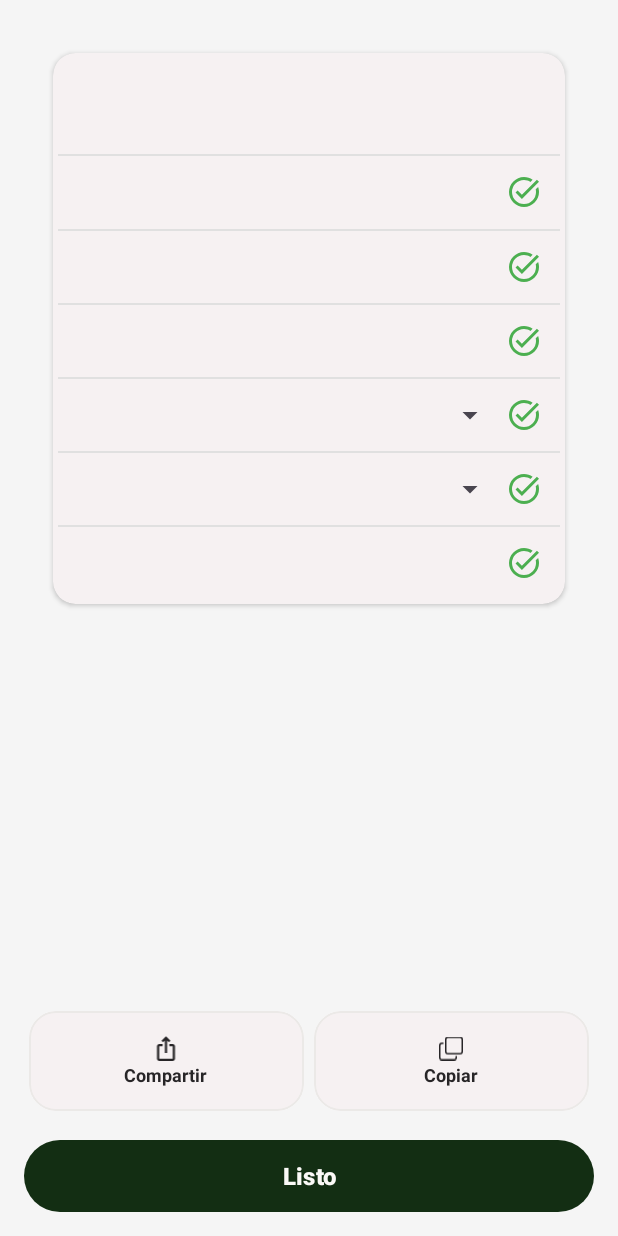
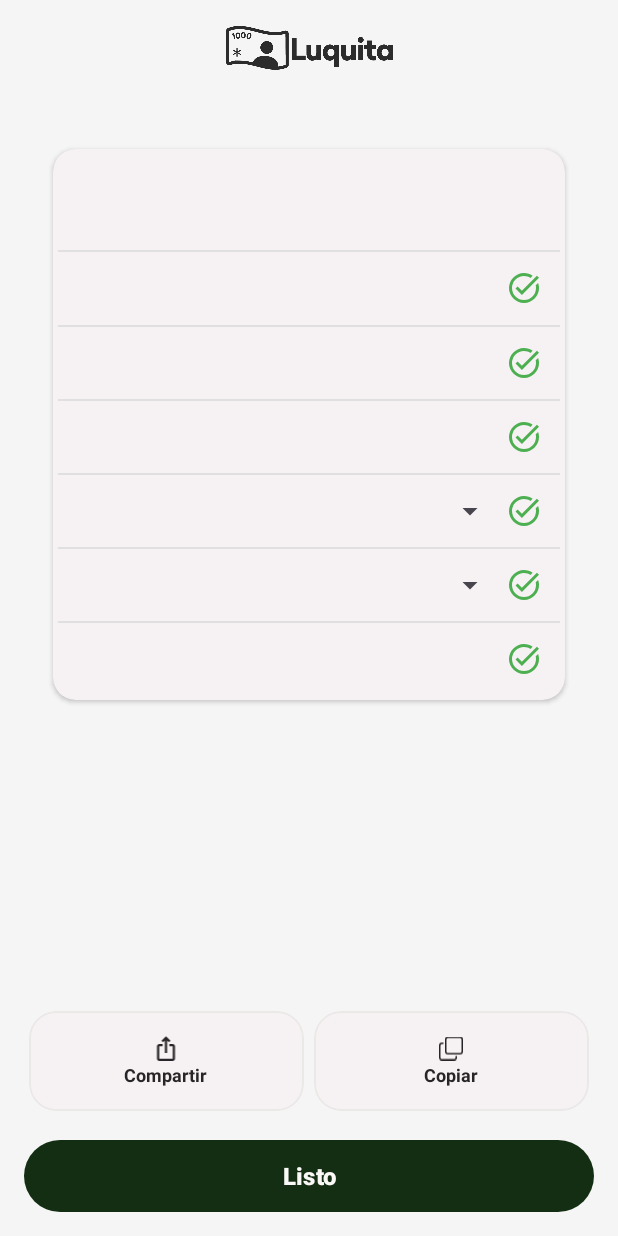
Before and after one commit to vhodacl/Luquita, an Android app: the ResultActivity screen opened directly, with no data from a screen before it, on a phone screen of 412 x 824 dp. Run offline under Robolectric (Android 15) with nearby library versions, the phone set to English and light mode, and no system bars; 1 statement that could not run was skipped.

Commit message:
update logo and appbar en result

```diff
--- a/app/src/main/res/layout/activity_main.xml
+++ b/app/src/main/res/layout/activity_main.xml
@@ -25,8 +25,6 @@
         android:layout_gravity="center"
         app:cardBackgroundColor="@color/md_theme_tertiary"/>
     </com.google.android.material.appbar.MaterialToolbar>
-
-
 
 
     <RelativeLayout
--- a/app/src/main/res/layout/activity_result.xml
+++ b/app/src/main/res/layout/activity_result.xml
@@ -6,6 +6,27 @@
     android:layout_height="match_parent"
     android:background="#F5F5F5"
     tools:context=".ResultActivity">
+
+    <com.google.android.material.appbar.MaterialToolbar
+        android:id="@+id/toolbar3"
+        android:layout_width="match_parent"
+        android:layout_height="?attr/actionBarSize"
+        android:background="@android:color/transparent"
+        android:textAlignment="center"
+        app:titleCentered="true">
+
+        <!-- ImageView con tamaño fijo y escala adaptable -->
+        <ImageView
+            android:id="@+id/toolbar_image"
+            android:layout_width="114dp"
+            android:layout_height="60dp"
+            android:contentDescription="@string/app_name"
+            android:src="@drawable/luquitalogocompleto"
+            android:scaleType="fitCenter"
+            android:layout_gravity="center"
+            app:cardBackgroundColor="@color/md_theme_tertiary"/>
+    </com.google.android.material.appbar.MaterialToolbar>
+
 
     <!-- CardView contenedor para mostrar los datos -->
     <androidx.cardview.widget.CardView
@@ -17,7 +38,7 @@
         app:cardCornerRadius="15dp"
         app:layout_constraintEnd_toEndOf="parent"
         app:layout_constraintStart_toStartOf="parent"
-        app:layout_constraintTop_toBottomOf="@id/copiedText"
+        app:layout_constraintTop_toBottomOf="@id/toolbar3"
         app:layout_constraintVertical_bias="0.5">
 
         <!-- Contenedor de los campos y valores -->
```
Also changed, not shown: app/src/main/res/drawable/luquitalogocompleto.png.
